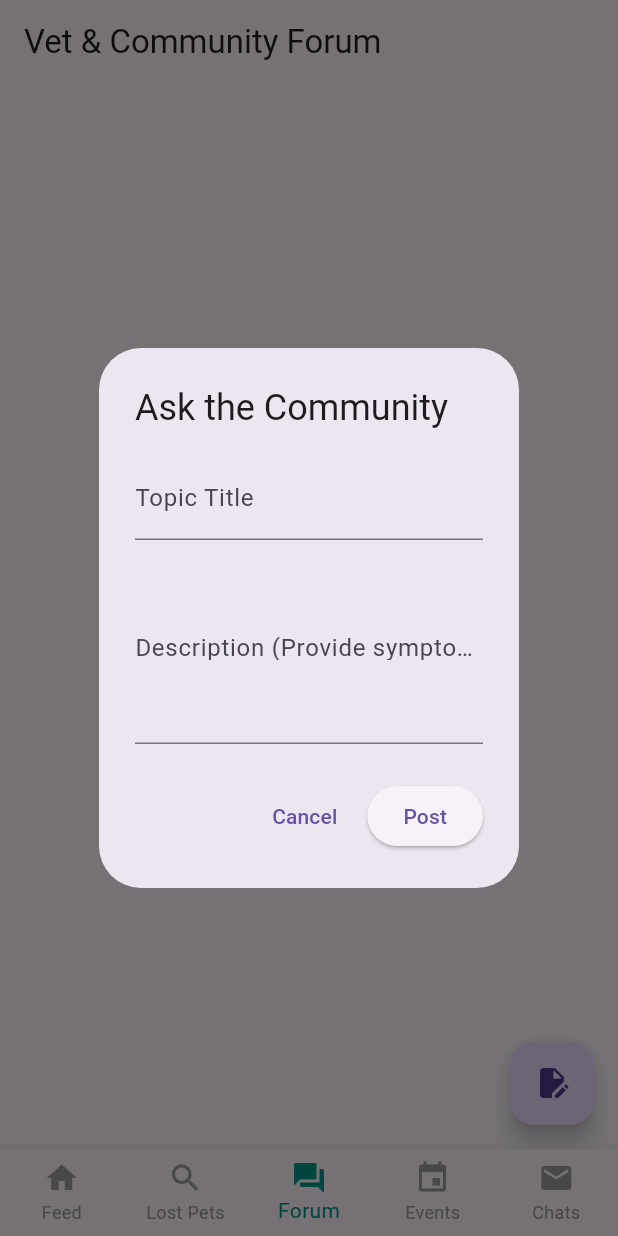
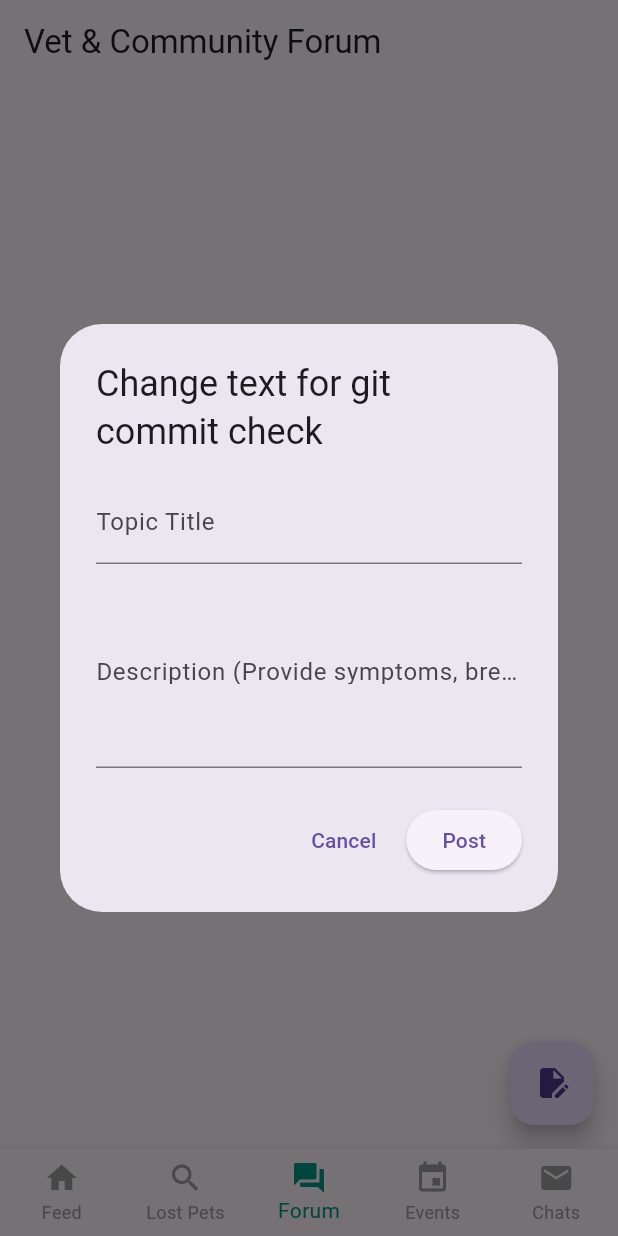
Before and after one commit to ThejanaSilva/Pawst, a Flutter app: the screen it shows once a user with an empty profile is signed in, item 3 of the bottom bar chosen, after a tap on the "edit document" icon, on a phone screen of 412 x 824 dp. Run offline on Flutter 3.47's test engine with Material 3 defaults, Android fonts, the phone set to English and light mode, and no system bars; our stand-ins replace cloud_firestore, firebase_auth, firebase_core, firebase_storage, image_picker; accounts and stored records are empty.

Commit message:
commit with soft changes for check commit

```diff
--- a/lib/src/screens/forum_screen.dart
+++ b/lib/src/screens/forum_screen.dart
@@ -15,7 +15,7 @@ class ForumScreen extends StatelessWidget {
     showDialog(
       context: context,
       builder: (ctx) => AlertDialog(
-        title: const Text('Ask the Community'),
+        title: const Text('Change text for git commit check'),
         content: Column(
           mainAxisSize: MainAxisSize.min,
           children: [
```
Also changed, not shown: pubspec.lock, 1 other file.
